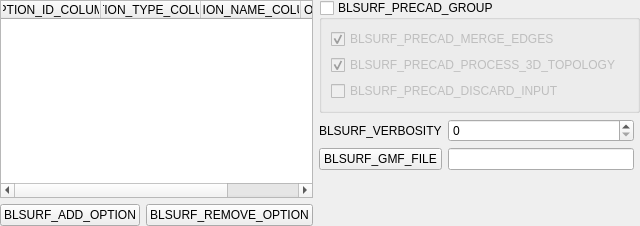
Before: the Qt Designer form src/GUI/BLSURFPluginGUI_AdvWidget_QTD.ui in SalomePlatform/blsurfplugin, drawn with Qt 5.
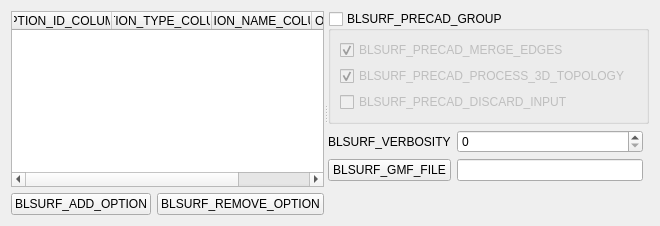
After: the same form once the commit is applied.

Commit message: Adding a horizontal QSplitter to be able to strech the table.

```diff
--- a/src/GUI/BLSURFPluginGUI_AdvWidget_QTD.ui
+++ b/src/GUI/BLSURFPluginGUI_AdvWidget_QTD.ui
@@ -6,15 +6,17 @@
    <rect>
     <x>0</x>
     <y>0</y>
-    <width>567</width>
+    <width>646</width>
     <height>226</height>
    </rect>
   </property>
   <layout class="QGridLayout" name="gridLayout_4">
-   <property name="margin">
-    <number>0</number>
-   </property>
    <item row="0" column="0">
+    <widget class="QSplitter" name="splitter">
+     <property name="orientation">
+      <enum>Qt::Horizontal</enum>
+     </property>
+     <widget class="QWidget" name="">
     <layout class="QGridLayout" name="gridLayout_3">
      <item row="0" column="0" colspan="2">
       <widget class="QTableWidget" name="myOptionTable">
@@ -73,8 +75,8 @@
       </widget>
      </item>
     </layout>
-   </item>
-   <item row="0" column="1">
+     </widget>
+     <widget class="QWidget" name="">
     <layout class="QGridLayout" name="gridLayout_2">
      <property name="topMargin">
       <number>0</number>
@@ -162,6 +164,8 @@
       </widget>
      </item>
     </layout>
+     </widget>
+    </widget>
    </item>
   </layout>
  </widget>
```
Left out of the diff: 6 changed lines with no effect on the pictures. Lines whose indentation alone changed are shown as unchanged.
